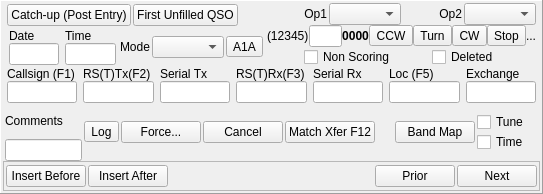
First picture: the form in mqt/MqtLogger/qsologframe.ui, repository zsteva/backup-minos2, before the edit.
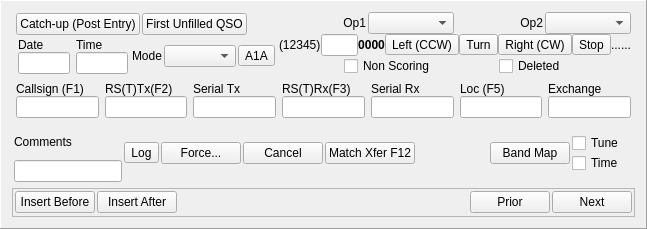
Second picture: the form after the edit.

Commit message: bearing on logger goes red when in overrun. maxAzimuth sent to logger, and antennaName sent to logger.

```diff
--- a/mqt/MqtLogger/qsologframe.ui
+++ b/mqt/MqtLogger/qsologframe.ui
@@ -6,8 +6,8 @@
    <rect>
     <x>0</x>
     <y>0</y>
-    <width>543</width>
-    <height>194</height>
+    <width>647</width>
+    <height>229</height>
    </rect>
   </property>
   <property name="windowTitle">
@@ -23,21 +23,6 @@
    <number>1</number>
   </property>
   <layout class="QVBoxLayout" name="verticalLayout_14">
-   <property name="spacing">
-    <number>0</number>
-   </property>
-   <property name="leftMargin">
-    <number>2</number>
-   </property>
-   <property name="topMargin">
-    <number>2</number>
-   </property>
-   <property name="rightMargin">
-    <number>2</number>
-   </property>
-   <property name="bottomMargin">
-    <number>2</number>
-   </property>
    <item>
     <layout class="QHBoxLayout" name="horizontalLayout_6">
      <property name="spacing">
@@ -333,7 +318,7 @@
             <enum>Qt::NoFocus</enum>
            </property>
            <property name="text">
-            <string>CCW</string>
+            <string>Left (CCW)</string>
            </property>
           </widget>
          </item>
@@ -353,7 +338,7 @@
             <enum>Qt::NoFocus</enum>
            </property>
            <property name="text">
-            <string>CW</string>
+            <string>Right (CW)</string>
            </property>
           </widget>
          </item>
@@ -367,6 +352,13 @@
            </property>
           </widget>
          </item>
+         <item>
+          <widget class="QLabel" name="antennaName">
+           <property name="text">
+            <string>...</string>
+           </property>
+          </widget>
+         </item>
          <item>
           <spacer name="horizontalSpacer_5">
            <property name="orientation">
```
The commit also changes 13 other files.
